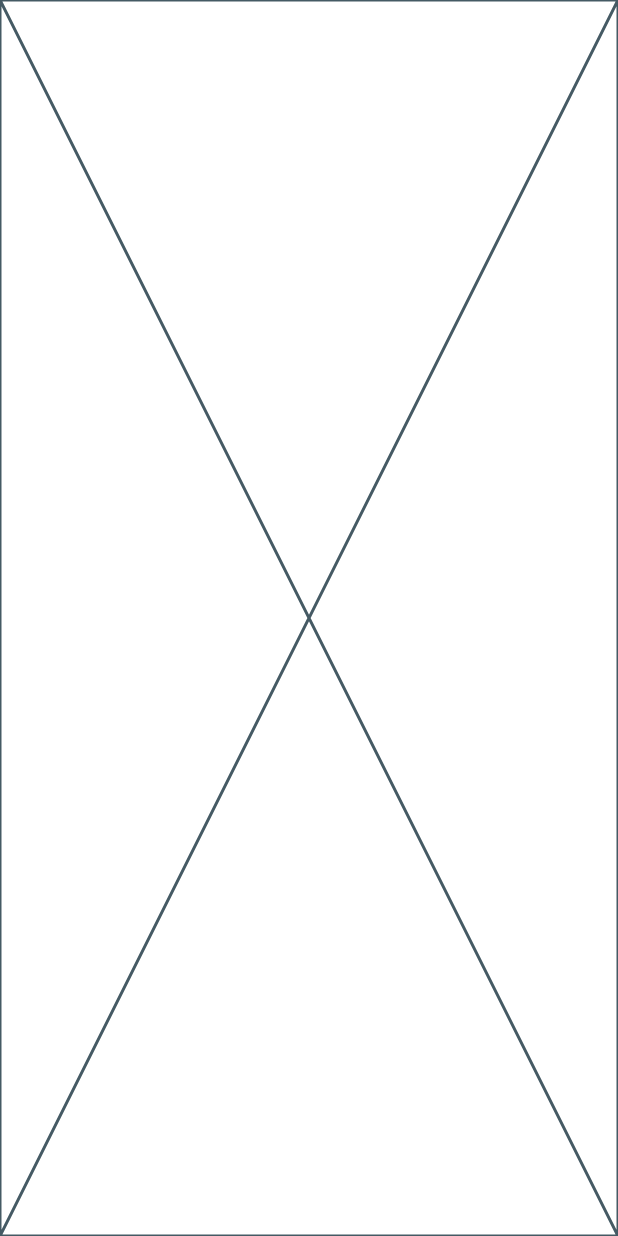
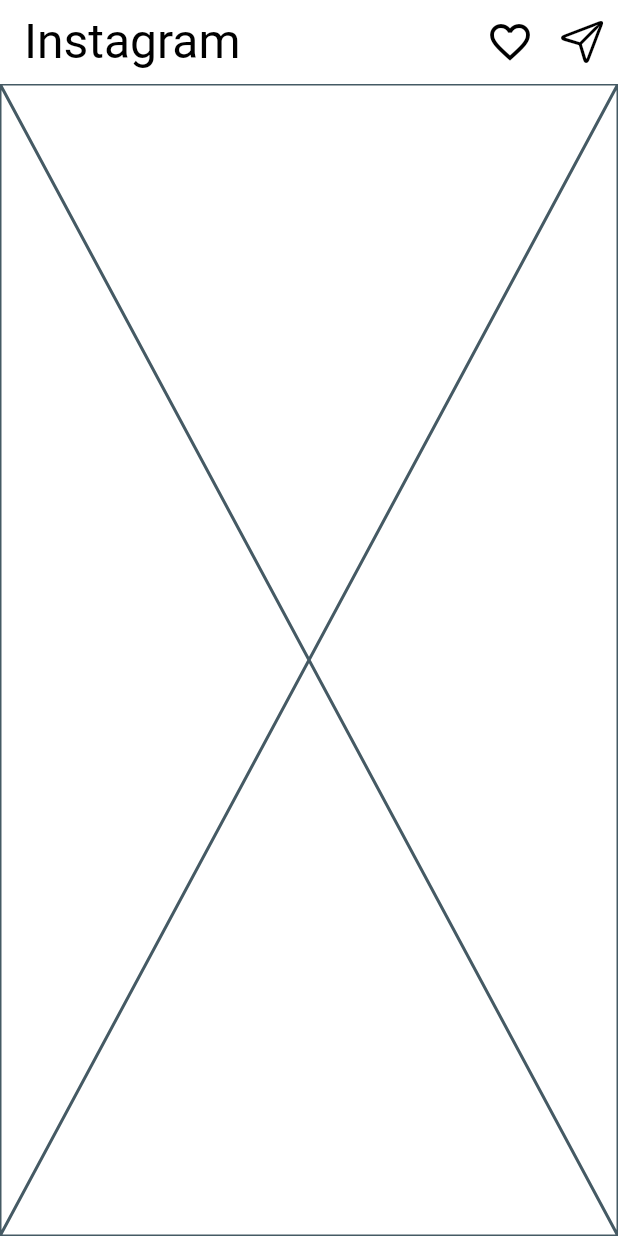
Before and after one commit to Yuhyeon0516/Flutter-Instagram_UI, a Flutter app: the screen it shows after launch, on a phone screen of 412 x 824 dp. Run offline on Flutter 3.47's test engine with Material 2 defaults, Android fonts, the phone set to English and light mode, and no system bars; our stand-ins replace google_fonts.

Commit message:
Created app bar.

```diff
--- a/lib/main.dart
+++ b/lib/main.dart
@@ -1,4 +1,6 @@
+import 'package:flutter/cupertino.dart';
 import 'package:flutter/material.dart';
+import 'package:google_fonts/google_fonts.dart';
 
 void main() {
   runApp(const InstagramCloneApp());
@@ -9,6 +11,55 @@ class InstagramCloneApp extends StatelessWidget {
 
   @override
   Widget build(BuildContext context) {
-    return const Placeholder();
+    return MaterialApp(
+      theme: ThemeData(
+        colorScheme: const ColorScheme.light(
+          primary: Colors.white,
+          secondary: Colors.black,
+        ),
+        useMaterial3: true,
+      ),
+      home: const InstagramCloneHome(),
+    );
   }
 }
+
+class InstagramCloneHome extends StatelessWidget {
+  const InstagramCloneHome({super.key});
+
+  @override
+  Widget build(BuildContext context) {
+    return Scaffold(
+      appBar: AppBar(
+        centerTitle: false,
+        title: Text(
+          'Instagram',
+          style: GoogleFonts.lobsterTwo(
+            fontSize: 32,
+          ),
+        ),
+        actions: [
+          IconButton(
+            icon: const Icon(
+              Icons.favorite_outline,
+              size: 32,
+            ),
+            onPressed: () {
+              print("Tab Favorite");
+            },
+          ),
+          IconButton(
+            icon: const Icon(
+              CupertinoIcons.paperplane,
+              size: 32,
+            ),
+            onPressed: () {
+              print("Tab Paperplane");
+            },
+          )
+        ],
+      ),
+      body: const Placeholder(),
+    );
+  }
+}
--- a/pubspec.yaml
+++ b/pubspec.yaml
@@ -35,6 +35,7 @@ dependencies:
   # The following adds the Cupertino Icons font to your application.
   # Use with the CupertinoIcons class for iOS style icons.
   cupertino_icons: ^1.0.2
+  google_fonts: ^6.1.0
 
 dev_dependencies:
   flutter_test:
```
Also changed, not shown: pubspec.lock, 10 other files.
